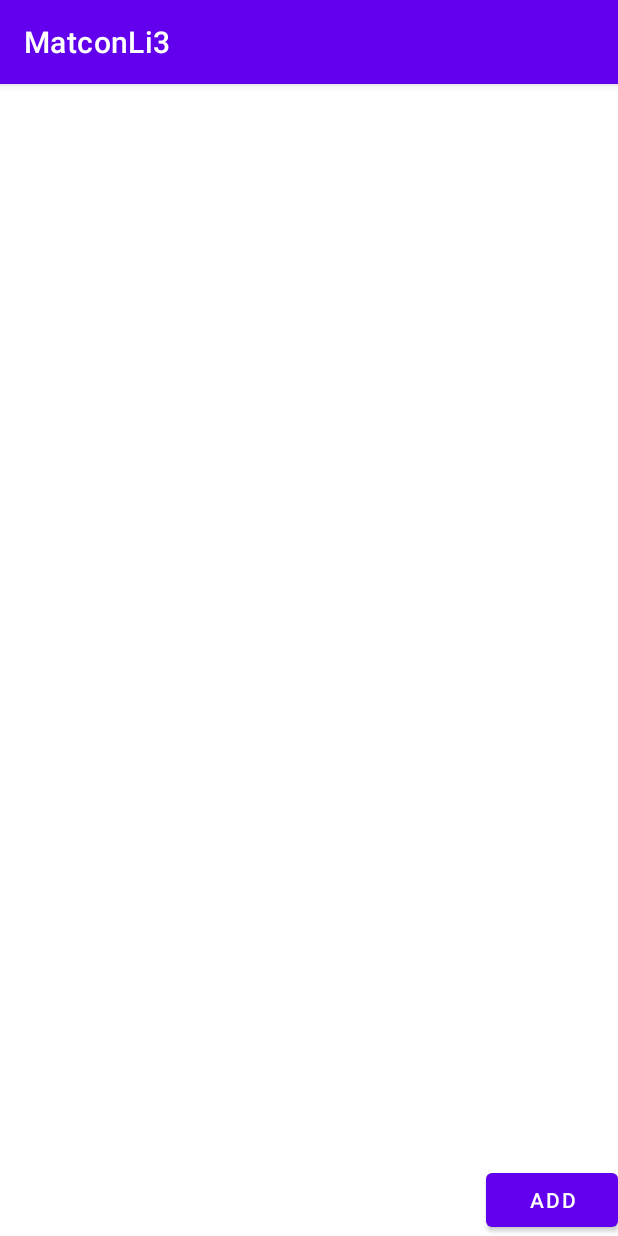
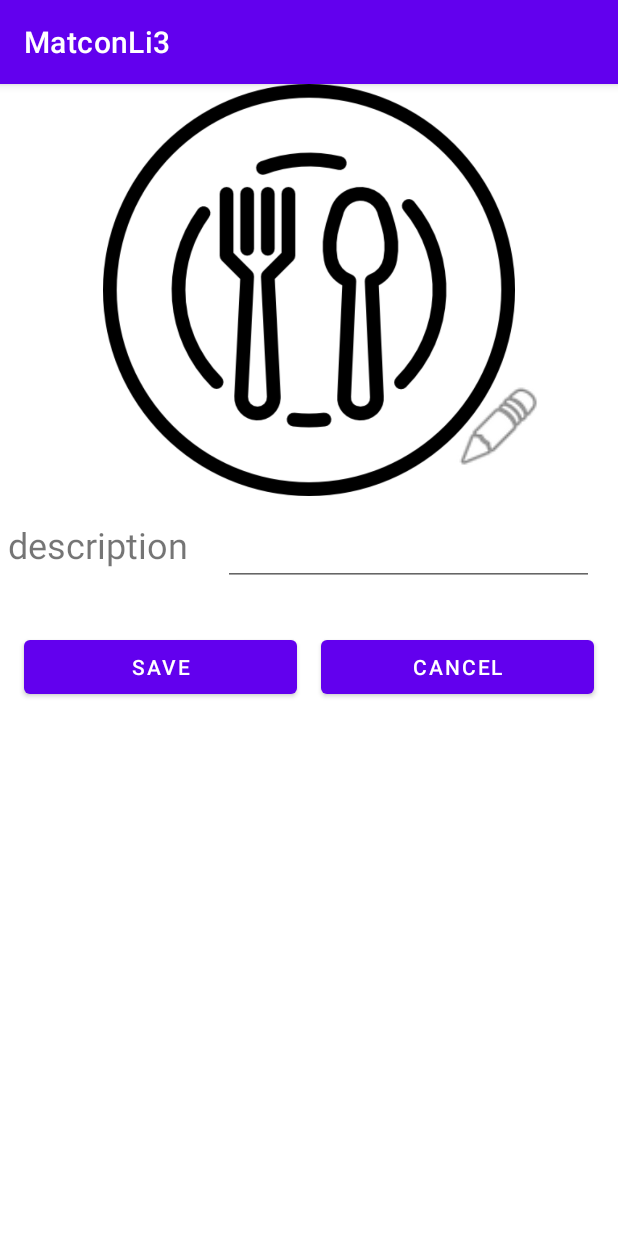
Before and after one commit to mayamazor/MatconLi3, an Android app: the RecipeFragment screen opened through its navigation route, after a tap on "ADD", on a phone screen of 412 x 824 dp. Run offline under Robolectric (Android 15) with nearby library versions, the phone set to English and light mode, and no system bars; our stand-ins replace Firebase (no records; nobody signed in at launch, a user with empty details on screens opened directly).

Commit message:
all of us -Image

```diff
--- /dev/null
+++ b/app/src/main/java/com/example/matconli3/AddFragment.java
@@ -0,0 +1,73 @@
+package com.example.matconli3;
+
+import android.content.Intent;
+import android.os.Bundle;
+
+import androidx.fragment.app.Fragment;
+import androidx.navigation.Navigation;
+
+import android.provider.MediaStore;
+import android.view.LayoutInflater;
+import android.view.View;
+import android.view.ViewGroup;
+import android.widget.Button;
+import android.widget.EditText;
+import android.widget.ImageButton;
+import android.widget.ImageView;
+import android.widget.TextView;
+
+import org.w3c.dom.Text;
+
+
+public class AddFragment extends Fragment {
+    ImageView avateImageView;
+    ImageButton editbtn;
+    EditText descriptionEdit;
+    Button savebtn;
+    Button cancelbtn;
+    @Override
+    public View onCreateView(LayoutInflater inflater, ViewGroup container,
+                             Bundle savedInstanceState) {
+        // Inflate the layout for this fragment
+        View view= inflater.inflate(R.layout.fragment_add, container, false);
+         avateImageView = view.findViewById(R.id.addRecipe_food_icon);
+         editbtn=view.findViewById(R.id.addRecipe_edit);
+        descriptionEdit = view.findViewById(R.id.addRecipe_description_edit);
+        savebtn=view.findViewById(R.id.addRecipe_save);
+        cancelbtn=view.findViewById(R.id.addRecipe_cancel);
+        savebtn.setOnClickListener(new View.OnClickListener() {
+            @Override
+            public void onClick(View v) {
+        //        Navigation.findNavController(v).navigate(R.id.action_add_to_recipe);
+                saveRecipe();
+            }
+        });
+        editbtn.setOnClickListener(new View.OnClickListener() {
+            @Override
+            public void onClick(View v) {
+                editImage();
+            }
+        });
+        cancelbtn.setOnClickListener(new View.OnClickListener() {
+            @Override
+            public void onClick(View v) {
+                Navigation.findNavController(v).popBackStack();
+            }
+        });
+        return view;
+    }
+
+    private void saveRecipe() {
+    }
+    static final int REQUEST_IMAGE_CAPTURE = 1;
+    private void editImage() {
+        Intent takePictureIntent = new Intent(
+                MediaStore.ACTION_IMAGE_CAPTURE);
+        if (takePictureIntent.resolveActivity(getActivity().getPackageManager()) != null) {
+            startActivityForResult(takePictureIntent, REQUEST_IMAGE_CAPTURE);
+        }
+
+    }
+
+
+}
--- a/app/src/main/java/com/example/matconli3/CategoryFragment.java
+++ b/app/src/main/java/com/example/matconli3/CategoryFragment.java
@@ -19,8 +19,6 @@ import java.util.List;
 
 public class CategoryFragment extends Fragment {
 
-
-
     @Override
     public View onCreateView(LayoutInflater inflater, ViewGroup container,
                              Bundle savedInstanceState) {
--- a/app/src/main/java/com/example/matconli3/RecipeFragment.java
+++ b/app/src/main/java/com/example/matconli3/RecipeFragment.java
@@ -4,12 +4,14 @@ import android.os.Bundle;
 
 import androidx.core.widget.ListViewAutoScrollHelper;
 import androidx.fragment.app.Fragment;
+import androidx.navigation.Navigation;
 
 import android.view.LayoutInflater;
 import android.view.View;
 import android.view.ViewGroup;
 import android.widget.BaseAdapter;
 import android.widget.Button;
+import android.widget.ImageButton;
 import android.widget.ListView;
 import android.widget.ProgressBar;
 import android.widget.TextView;
@@ -25,7 +27,8 @@ public class RecipeFragment extends Fragment {
  List<Recipe> recList=new LinkedList<Recipe>();
     ProgressBar pb;
     Button addBtn;
-    MyAdapter adapter;
+   MyAdapter adapter;
+
 
     @Override
     public View onCreateView(LayoutInflater inflater, ViewGroup container,
@@ -35,35 +38,35 @@ public class RecipeFragment extends Fragment {
         View view = inflater.inflate(R.layout.fragment_recipe, container, false);
         ListView list=view.findViewById(R.id.recipes_list);
          pb=view.findViewById(R.id.recipe_list_progress);
-         addBtn=view.findViewById(R.id.recipe_add_btn);
         pb.setVisibility(View.INVISIBLE);
-        adapter=new MyAdapter();
+       adapter=new MyAdapter();
         list.setAdapter(adapter);
+        addBtn=view.findViewById(R.id.recipe_add_btn);
         addBtn.setOnClickListener(new View.OnClickListener() {
             @Override
             public void onClick(View v) {
-                addNewRecipe();
+               Navigation.findNavController(v).navigate(R.id.action_recipe_to_add);
             }
         });
         reloadData();
         return view;
     }
-
-    private void addNewRecipe() {
-        addBtn.setEnabled(false);
-         int id= recList.size();
-        Recipe re=new Recipe();
-        re.setId(""+id);
-        re.setName("name "+id);
-        pb.setVisibility(View.VISIBLE);
-        Model.instance.addRecipe(re, new Model.AddRecipeListener() {
-            @Override
-            public void onComplete() {
-                reloadData();
-            }
-        });
-
-    }
+//    private void addNewRecipe() {
+//
+//        addBtn.setEnabled(false);
+//        int id= recList.size();
+//        Recipe re=new Recipe();
+//        re.setId(""+id);
+//        re.setName("name "+id);
+//        pb.setVisibility(View.VISIBLE);
+//        Model.instance.addRecipe(re, new Model.AddRecipeListener() {
+//            @Override
+//            public void onComplete() {
+//                reloadData();
+//            }
+//        });
+//
+//    }
 
     void reloadData(){
         pb.setVisibility(View.VISIBLE);
--- /dev/null
+++ b/app/src/main/res/layout/fragment_add.xml
@@ -0,0 +1,87 @@
+<?xml version="1.0" encoding="utf-8"?>
+<androidx.constraintlayout.widget.ConstraintLayout xmlns:android="http://schemas.android.com/apk/res/android"
+    xmlns:app="http://schemas.android.com/apk/res-auto"
+    xmlns:tools="http://schemas.android.com/tools"
+    android:layout_width="match_parent"
+    android:layout_height="match_parent"
+    tools:context=".AddFragment">
+
+    <!-- TODO: Update blank fragment layout -->
+
+    <ImageView
+        android:id="@+id/addRecipe_food_icon"
+        android:layout_width="0dp"
+        android:layout_height="0dp"
+        android:src="@drawable/fd80ecec48eba2a9adb76e4133905879"
+        app:layout_constraintBottom_toTopOf="@+id/addRecipe_description"
+        app:layout_constraintDimensionRatio="3:2"
+        app:layout_constraintEnd_toEndOf="parent"
+        app:layout_constraintHorizontal_bias="0.0"
+        app:layout_constraintStart_toStartOf="parent"
+        app:layout_constraintTop_toTopOf="parent" />
+
+    <ImageButton
+        android:id="@+id/addRecipe_edit"
+        android:layout_width="60dp"
+        android:layout_height="60dp"
+        android:layout_marginBottom="16dp"
+        android:background="#00C15D5D"
+        android:scaleType="fitXY"
+        android:src="@android:drawable/ic_menu_edit"
+        app:layout_constraintBottom_toBottomOf="@+id/addRecipe_food_icon"
+        app:layout_constraintEnd_toEndOf="parent"
+        app:layout_constraintHorizontal_bias="0.86"
+        app:layout_constraintStart_toStartOf="parent" />
+
+    <TextView
+        android:id="@+id/addRecipe_description"
+        android:layout_width="127dp"
+        android:layout_height="42dp"
+        android:layout_marginTop="16dp"
+        android:text="description"
+        android:textSize="24dp"
+        app:layout_constraintEnd_toEndOf="parent"
+        app:layout_constraintHorizontal_bias="0.019"
+        app:layout_constraintStart_toStartOf="parent"
+        app:layout_constraintTop_toBottomOf="@+id/addRecipe_food_icon" />
+
+    <EditText
+        android:id="@+id/addRecipe_description_edit"
+        android:layout_width="0dp"
+        android:layout_height="wrap_content"
+        android:layout_marginStart="16dp"
+        android:layout_marginEnd="16dp"
+        android:ems="10"
+        android:inputType="textPersonName"
+        app:layout_constraintBottom_toBottomOf="@+id/addRecipe_description"
+        app:layout_constraintEnd_toEndOf="parent"
+        app:layout_constraintStart_toEndOf="@+id/addRecipe_description"
+        app:layout_constraintTop_toTopOf="@+id/addRecipe_description" />
+
+    <Button
+        android:id="@+id/addRecipe_save"
+        android:layout_width="0dp"
+        android:layout_height="wrap_content"
+        android:layout_marginStart="16dp"
+        android:layout_marginTop="32dp"
+        android:layout_marginEnd="8dp"
+        android:text="Save"
+        app:layout_constraintEnd_toStartOf="@+id/addRecipe_cancel"
+        app:layout_constraintHorizontal_bias="0.5"
+        app:layout_constraintStart_toStartOf="parent"
+        app:layout_constraintTop_toBottomOf="@+id/addRecipe_description" />
+
+    <Button
+        android:id="@+id/addRecipe_cancel"
+        android:layout_width="0dp"
+        android:layout_height="wrap_content"
+        android:layout_marginStart="8dp"
+        android:layout_marginEnd="16dp"
+        android:text="Cancel"
+        app:layout_constraintBottom_toBottomOf="@+id/addRecipe_save"
+        app:layout_constraintEnd_toEndOf="parent"
+        app:layout_constraintHorizontal_bias="0.5"
+        app:layout_constraintStart_toEndOf="@+id/addRecipe_save"
+        app:layout_constraintTop_toTopOf="@+id/addRecipe_save" />
+
+</androidx.constraintlayout.widget.ConstraintLayout>
--- a/app/src/main/res/navigation/nav_graph.xml
+++ b/app/src/main/res/navigation/nav_graph.xml
@@ -39,5 +39,20 @@
         android:id="@+id/recipeFragment"
         android:name="com.example.matconli3.RecipeFragment"
         android:label="fragment_recipe"
-        tools:layout="@layout/fragment_recipe" />
+        tools:layout="@layout/fragment_recipe" >
+        <action
+            android:id="@+id/action_recipe_to_add"
+            app:destination="@id/addFragment" />
+    </fragment>
+    <fragment
+        android:id="@+id/addFragment"
+        android:name="com.example.matconli3.AddFragment"
+        android:label="fragment_add"
+        tools:layout="@layout/fragment_add" >
+        <action
+            android:id="@+id/action_add_to_recipe"
+            app:destination="@id/recipeFragment"
+            app:popUpTo="@id/addFragment"
+            app:popUpToInclusive="true" />
+    </fragment>
 </navigation>
```
Also changed, not shown: app/src/main/res/drawable/fd80ecec48eba2a9adb76e4133905879.png (added).
